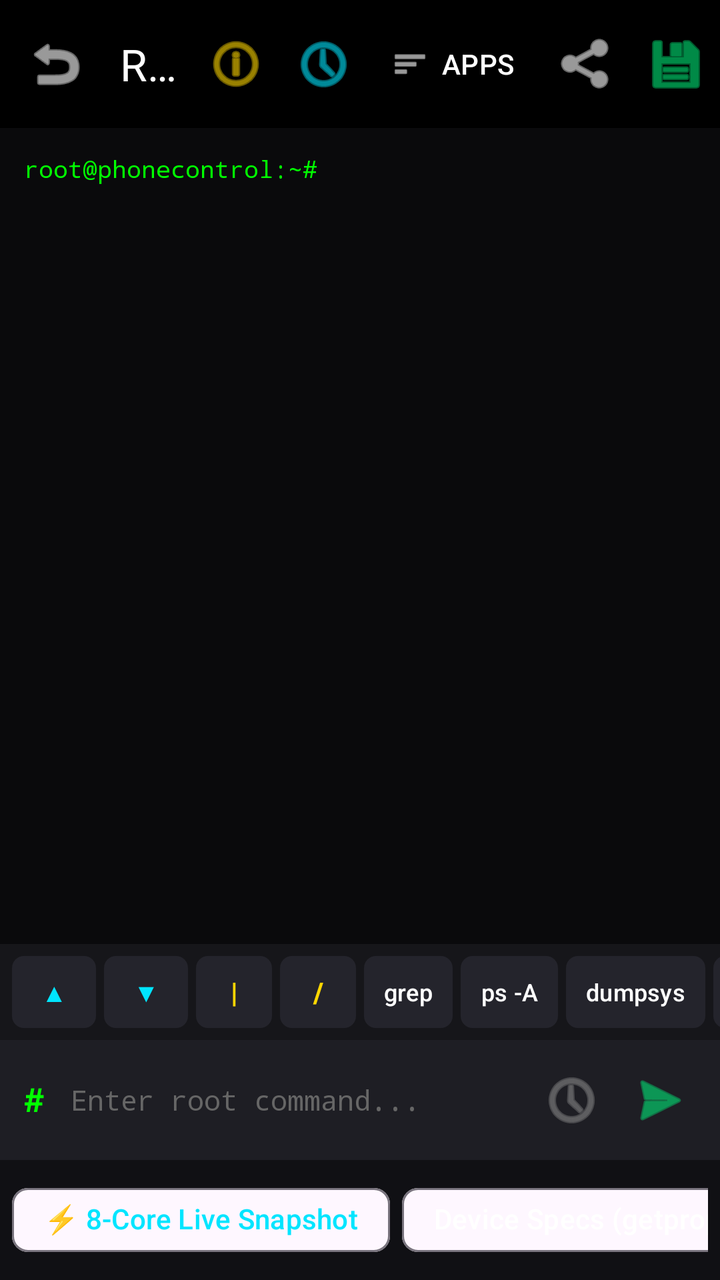
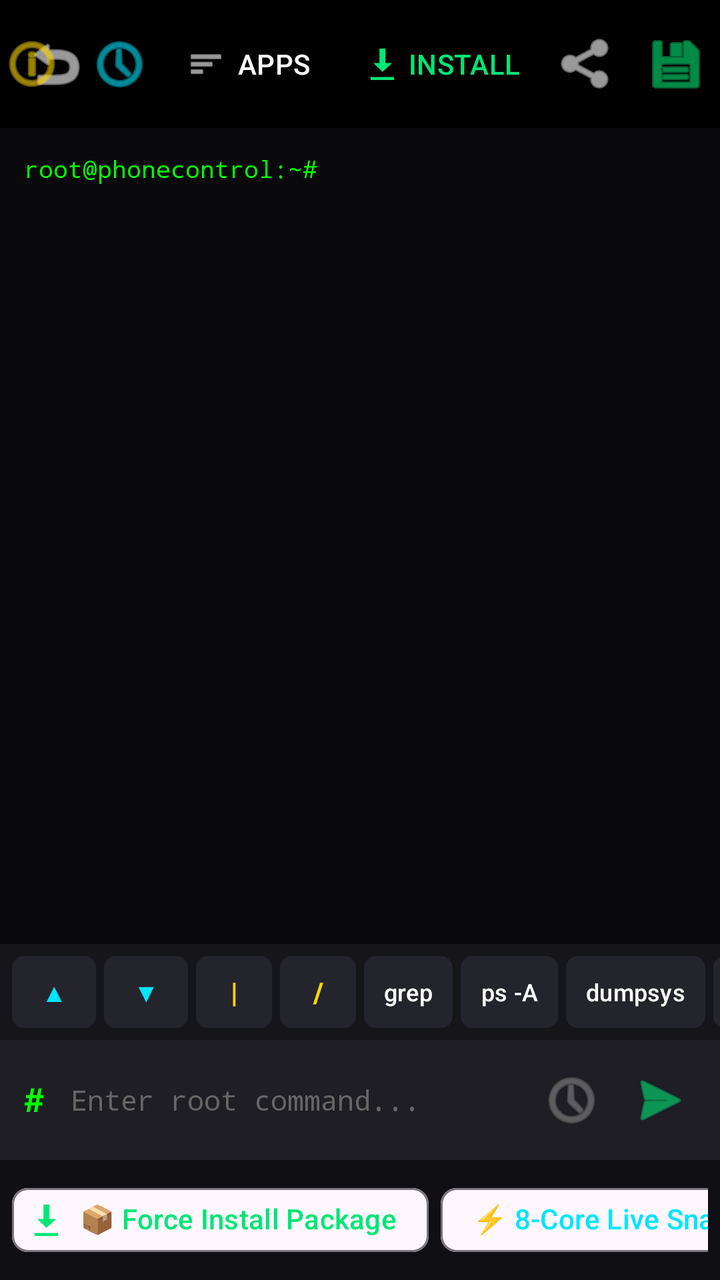

The first picture is an Android layout as it rendered before a commit; the second is the same layout after the commit. The layout source and the unified diff follow.
<!-- AndroidManifest.xml: activity theme Theme.PhoneControl -->
<!-- res/layout/activity_adb_shell.xml -->
<?xml version="1.0" encoding="utf-8"?>
<LinearLayout xmlns:android="http://schemas.android.com/apk/res/android"
    xmlns:app="http://schemas.android.com/apk/res-auto"
    android:layout_width="match_parent"
    android:layout_height="match_parent"
    android:orientation="vertical"
    android:background="@android:color/black"
    android:fitsSystemWindows="true">

    <com.google.android.material.appbar.MaterialToolbar
        android:id="@+id/toolbarAdb"
        android:layout_width="match_parent"
        android:layout_height="?attr/actionBarSize"
        app:title="Root Terminal (PRO)"
        app:titleTextColor="@android:color/white"
        app:navigationIcon="@android:drawable/ic_menu_revert"
        app:navigationIconTint="@android:color/white">

        <ImageButton
            android:id="@+id/btnCopyOutput"
            android:layout_width="44dp"
            android:layout_height="44dp"
            android:layout_gravity="end"
            android:src="@android:drawable/ic_menu_save"
            android:background="?attr/selectableItemBackgroundBorderless"
            android:contentDescription="Copy Output"
            app:tint="#00E676" />

        <ImageButton
            android:id="@+id/btnShareLog"
            android:layout_width="44dp"
            android:layout_height="44dp"
            android:layout_gravity="end"
            android:src="@android:drawable/ic_menu_share"
            android:background="?attr/selectableItemBackgroundBorderless"
            android:contentDescription="Share Log"
            app:tint="@android:color/white" />

        <com.google.android.material.button.MaterialButton
            android:id="@+id/btnAppList"
            style="@style/Widget.Material3.Button.TextButton"
            android:layout_width="wrap_content"
            android:layout_height="wrap_content"
            android:layout_gravity="end"
            android:text="APPS"
            android:textColor="@android:color/white"
            app:icon="@android:drawable/ic_menu_sort_by_size"
            app:iconTint="@android:color/white" />

        <ImageButton
            android:id="@+id/btnProcessMonitor"
            android:layout_width="44dp"
            android:layout_height="44dp"
            android:layout_gravity="end"
            android:src="@android:drawable/ic_menu_recent_history"
            android:background="?attr/selectableItemBackgroundBorderless"
            android:contentDescription="Live Monitor"
            app:tint="#00E5FF" />

        <ImageButton
            android:id="@+id/btnShowTips"
            android:layout_width="44dp"
            android:layout_height="44dp"
            android:layout_gravity="end"
            android:src="@android:drawable/ic_menu_info_details"
            android:background="?attr/selectableItemBackgroundBorderless"
            android:contentDescription="Help Tips"
            app:tint="#FFD700" />

    </com.google.android.material.appbar.MaterialToolbar>

    
    <androidx.core.widget.NestedScrollView
        android:id="@+id/scrollOutput"
        android:layout_width="match_parent"
        android:layout_height="0dp"
        android:layout_weight="1"
        android:padding="12dp"
        android:background="#0A0A0C">

        <TextView
            android:id="@+id/tvAdbOutput"
            android:layout_width="match_parent"
            android:layout_height="wrap_content"
            android:text="root@phonecontrol:~# "
            android:textColor="#00FF00"
            android:textIsSelectable="true"
            android:fontFamily="monospace"
            android:textSize="12sp"
            android:lineSpacingExtra="2dp" />
    </androidx.core.widget.NestedScrollView>

    
    <HorizontalScrollView
        android:layout_width="match_parent"
        android:layout_height="wrap_content"
        android:background="#16161A"
        android:paddingVertical="6dp"
        android:scrollbars="none">

        <LinearLayout
            android:id="@+id/layoutHackerBar"
            android:layout_width="wrap_content"
            android:layout_height="wrap_content"
            android:orientation="horizontal"
            android:gravity="center_vertical"
            android:paddingHorizontal="6dp">

            <com.google.android.material.button.MaterialButton
                android:id="@+id/btnKeyHistoryUp"
                style="@style/Widget.Material3.Button.TonalButton"
                android:layout_width="42dp"
                android:layout_height="36dp"
                android:layout_marginEnd="4dp"
                android:minWidth="0dp"
                android:padding="0dp"
                android:insetTop="0dp"
                android:insetBottom="0dp"
                app:cornerRadius="6dp"
                app:backgroundTint="#24242C"
                android:text="▲"
                android:textColor="#00E5FF"
                android:textSize="13sp" />

            <com.google.android.material.button.MaterialButton
                android:id="@+id/btnKeyHistoryDown"
                style="@style/Widget.Material3.Button.TonalButton"
                android:layout_width="42dp"
                android:layout_height="36dp"
                android:layout_marginEnd="4dp"
                android:minWidth="0dp"
                android:padding="0dp"
                android:insetTop="0dp"
                android:insetBottom="0dp"
                app:cornerRadius="6dp"
                app:backgroundTint="#24242C"
                android:text="▼"
                android:textColor="#00E5FF"
                android:textSize="13sp" />

            <com.google.android.material.button.MaterialButton
                android:id="@+id/btnKeyPipe"
                style="@style/Widget.Material3.Button.TonalButton"
                android:layout_width="38dp"
                android:layout_height="36dp"
                android:layout_marginEnd="4dp"
                android:minWidth="0dp"
                android:padding="0dp"
                android:insetTop="0dp"
                android:insetBottom="0dp"
                app:cornerRadius="6dp"
                app:backgroundTint="#24242C"
                android:text="|"
                android:textColor="#FFD700"
                android:textSize="14sp"
                android:textStyle="bold" />

            <com.google.android.material.button.MaterialButton
                android:id="@+id/btnKeySlash"
                style="@style/Widget.Material3.Button.TonalButton"
                android:layout_width="38dp"
                android:layout_height="36dp"
                android:layout_marginEnd="4dp"
                android:minWidth="0dp"
                android:padding="0dp"
                android:insetTop="0dp"
                android:insetBottom="0dp"
                app:cornerRadius="6dp"
                app:backgroundTint="#24242C"
                android:text="/"
                android:textColor="#FFD700"
                android:textSize="14sp"
                android:textStyle="bold" />

            <com.google.android.material.button.MaterialButton
                android:id="@+id/btnKeyGrep"
                style="@style/Widget.Material3.Button.TonalButton"
                android:layout_width="wrap_content"
                android:layout_height="36dp"
                android:layout_marginEnd="4dp"
                android:minWidth="0dp"
                android:paddingHorizontal="10dp"
                android:paddingVertical="0dp"
                android:insetTop="0dp"
                android:insetBottom="0dp"
                app:cornerRadius="6dp"
                app:backgroundTint="#24242C"
                android:text="grep"
                android:textColor="@android:color/white"
                android:textSize="12sp" />

            <com.google.android.material.button.MaterialButton
                android:id="@+id/btnKeyPs"
                style="@style/Widget.Material3.Button.TonalButton"
                android:layout_width="wrap_content"
                android:layout_height="36dp"
                android:layout_marginEnd="4dp"
                android:minWidth="0dp"
                android:paddingHorizontal="10dp"
                android:paddingVertical="0dp"
                android:insetTop="0dp"
                android:insetBottom="0dp"
                app:cornerRadius="6dp"
                app:backgroundTint="#24242C"
                android:text="ps -A"
                android:textColor="@android:color/white"
                android:textSize="12sp" />

            <com.google.android.material.button.MaterialButton
                android:id="@+id/btnKeyDumpsys"
                style="@style/Widget.Material3.Button.TonalButton"
                android:layout_width="wrap_content"
                android:layout_height="36dp"
                android:layout_marginEnd="4dp"
                android:minWidth="0dp"
                android:paddingHorizontal="10dp"
                android:paddingVertical="0dp"
                android:insetTop="0dp"
                android:insetBottom="0dp"
                app:cornerRadius="6dp"
                app:backgroundTint="#24242C"
                android:text="dumpsys"
                android:textColor="@android:color/white"
                android:textSize="12sp" />

            <com.google.android.material.button.MaterialButton
                android:id="@+id/btnKeyLogcat"
                style="@style/Widget.Material3.Button.TonalButton"
                android:layout_width="wrap_content"
                android:layout_height="36dp"
                android:layout_marginEnd="4dp"
                android:minWidth="0dp"
                android:paddingHorizontal="10dp"
                android:paddingVertical="0dp"
                android:insetTop="0dp"
                android:insetBottom="0dp"
                app:cornerRadius="6dp"
                app:backgroundTint="#24242C"
                android:text="logcat -d"
                android:textColor="#FF80AB"
                android:textSize="12sp" />

            <com.google.android.material.button.MaterialButton
                android:id="@+id/btnKeyClear"
                style="@style/Widget.Material3.Button.TonalButton"
                android:layout_width="wrap_content"
                android:layout_height="36dp"
                android:minWidth="0dp"
                android:paddingHorizontal="10dp"
                android:paddingVertical="0dp"
                android:insetTop="0dp"
                android:insetBottom="0dp"
                app:cornerRadius="6dp"
                app:backgroundTint="#3B181E"
                android:text="CLEAR"
                android:textColor="#FF5252"
                android:textSize="12sp" />

        </LinearLayout>
    </HorizontalScrollView>

    
    <LinearLayout
        android:layout_width="match_parent"
        android:layout_height="wrap_content"
        android:orientation="horizontal"
        android:padding="8dp"
        android:background="#1E1E24"
        android:gravity="center_vertical">

        <TextView
            android:layout_width="wrap_content"
            android:layout_height="wrap_content"
            android:text="# "
            android:textColor="#00FF00"
            android:fontFamily="monospace"
            android:textStyle="bold"
            android:textSize="16sp"
            android:paddingStart="4dp"
            android:paddingEnd="4dp" />

        <EditText
            android:id="@+id/etAdbInput"
            android:layout_width="0dp"
            android:layout_height="wrap_content"
            android:layout_weight="1"
            android:hint="Enter root command..."
            android:textColor="@android:color/white"
            android:textColorHint="#666666"
            android:background="@android:color/transparent"
            android:imeOptions="actionSend"
            android:inputType="textNoSuggestions"
            android:fontFamily="monospace"
            android:textSize="14sp" />

        <ImageButton
            android:id="@+id/btnHistory"
            android:layout_width="44dp"
            android:layout_height="44dp"
            android:src="@android:drawable/ic_menu_recent_history"
            android:background="?attr/selectableItemBackgroundBorderless"
            android:contentDescription="History"
            app:tint="#888888" />

        <ImageButton
            android:id="@+id/btnSendAdb"
            android:layout_width="44dp"
            android:layout_height="44dp"
            android:src="@android:drawable/ic_menu_send"
            android:background="?attr/selectableItemBackgroundBorderless"
            android:contentDescription="Run"
            app:tint="#00E676" />
    </LinearLayout>

    
    <HorizontalScrollView
        android:layout_width="match_parent"
        android:layout_height="wrap_content"
        android:padding="6dp"
        android:background="#101014"
        android:scrollbars="none">

        <LinearLayout
            android:layout_width="wrap_content"
            android:layout_height="wrap_content"
            android:orientation="horizontal">

            <com.google.android.material.chip.Chip
                android:id="@+id/chipLiveStats"
                style="@style/Widget.Material3.Chip.Assist"
                android:layout_width="wrap_content"
                android:layout_height="wrap_content"
                android:text="⚡ 8-Core Live Snapshot"
                android:textColor="#00E5FF"
                android:layout_marginEnd="6dp" />

            <com.google.android.material.chip.Chip
                android:id="@+id/chipGetProp"
                style="@style/Widget.Material3.Chip.Assist"
                android:layout_width="wrap_content"
                android:layout_height="wrap_content"
                android:text="Device Specs (getprop)"
                android:textColor="@android:color/white"
                android:layout_marginEnd="6dp" />

            <com.google.android.material.chip.Chip
                android:id="@+id/chipLs"
                style="@style/Widget.Material3.Chip.Assist"
                android:layout_width="wrap_content"
                android:layout_height="wrap_content"
                android:text="ls /data/data"
                android:textColor="@android:color/white"
                android:layout_marginEnd="6dp" />

            <com.google.android.material.chip.Chip
                android:id="@+id/chipUptime"
                style="@style/Widget.Material3.Chip.Assist"
                android:layout_width="wrap_content"
                android:layout_height="wrap_content"
                android:text="Uptime &amp; Load"
                android:textColor="@android:color/white"
                android:layout_marginEnd="6dp" />

            <com.google.android.material.chip.Chip
                android:id="@+id/chipEnableApp"
                style="@style/Widget.Material3.Chip.Assist"
                android:layout_width="wrap_content"
                android:layout_height="wrap_content"
                android:text="Enable App"
                android:textColor="@color/color_per_app"
                android:layout_marginEnd="6dp" />

            <com.google.android.material.chip.Chip
                android:id="@+id/chipDisableApp"
                style="@style/Widget.Material3.Chip.Assist"
                android:layout_width="wrap_content"
                android:layout_height="wrap_content"
                android:text="Disable App"
                android:textColor="@color/color_battery"
                android:layout_marginEnd="6dp" />

            <com.google.android.material.chip.Chip
                android:id="@+id/chipDeleteApp"
                style="@style/Widget.Material3.Chip.Assist"
                android:layout_width="wrap_content"
                android:layout_height="wrap_content"
                android:text="Delete App"
                android:textColor="#FF1744"
                android:layout_marginEnd="6dp" />

            <com.google.android.material.chip.Chip
                android:id="@+id/chipUfs"
                style="@style/Widget.Material3.Chip.Assist"
                android:layout_width="wrap_content"
                android:layout_height="wrap_content"
                android:text="UFS Storage Health"
                android:textColor="#00E5FF"
                android:layout_marginEnd="6dp" />

            <com.google.android.material.chip.Chip
                android:id="@+id/chipNet"
                style="@style/Widget.Material3.Chip.Assist"
                android:layout_width="wrap_content"
                android:layout_height="wrap_content"
                android:text="5G / LTE Stats"
                android:textColor="#76FF03"
                android:layout_marginEnd="6dp" />

        </LinearLayout>
    </HorizontalScrollView>

</LinearLayout>
<!-- resources referenced by this layout -->
<resources>
  <color name="color_battery">#FFD600</color>
  <color name="color_per_app">#00E676</color>
  <style name="Theme.PhoneControl" parent="Theme.Material3.DayNight.NoActionBar">
          
          <item name="colorPrimary">@color/purple_500</item>
          <item name="colorPrimaryVariant">@color/purple_700</item>
          <item name="colorOnPrimary">@color/white</item>
          
          <item name="colorSecondary">@color/teal_200</item>
          <item name="colorSecondaryVariant">@color/teal_700</item>
          <item name="colorOnSecondary">@color/black</item>
          
          <item name="android:statusBarColor">@android:color/black</item>
          <item name="android:windowLightStatusBar" tools:targetApi="m">false</item>
          
          
          
      </style>
  <color name="purple_500">#FF6200EE</color>
  <color name="purple_700">#FF3700B3</color>
  <color name="white">#FFFFFFFF</color>
  <color name="teal_200">#FF03DAC5</color>
  <color name="teal_700">#FF018786</color>
  <color name="black">#FF000000</color>
</resources>

<!-- the commit's change to res/layout/activity_adb_shell.xml (unified diff, before → after) -->
@@ -35,6 +35,17 @@
             android:background="?attr/selectableItemBackgroundBorderless"
             android:contentDescription="Share Log"
             app:tint="@android:color/white" />
+
+        <com.google.android.material.button.MaterialButton
+            android:id="@+id/btnForceInstallToolbar"
+            style="@style/Widget.Material3.Button.TextButton"
+            android:layout_width="wrap_content"
+            android:layout_height="wrap_content"
+            android:layout_gravity="end"
+            android:text="INSTALL"
+            android:textColor="#00E676"
+            app:icon="@android:drawable/stat_sys_download"
+            app:iconTint="#00E676" />
 
         <com.google.android.material.button.MaterialButton
             android:id="@+id/btnAppList"
@@ -326,6 +337,17 @@
             android:orientation="horizontal">
 
             <com.google.android.material.chip.Chip
+                android:id="@+id/chipForceInstallApp"
+                style="@style/Widget.Material3.Chip.Assist"
+                android:layout_width="wrap_content"
+                android:layout_height="wrap_content"
+                android:text="📦 Force Install Package"
+                android:textColor="#00E676"
+                app:chipIcon="@android:drawable/stat_sys_download"
+                app:chipIconTint="#00E676"
+                android:layout_marginEnd="6dp" />
+
+            <com.google.android.material.chip.Chip
                 android:id="@+id/chipLiveStats"
                 style="@style/Widget.Material3.Chip.Assist"
                 android:layout_width="wrap_content"
